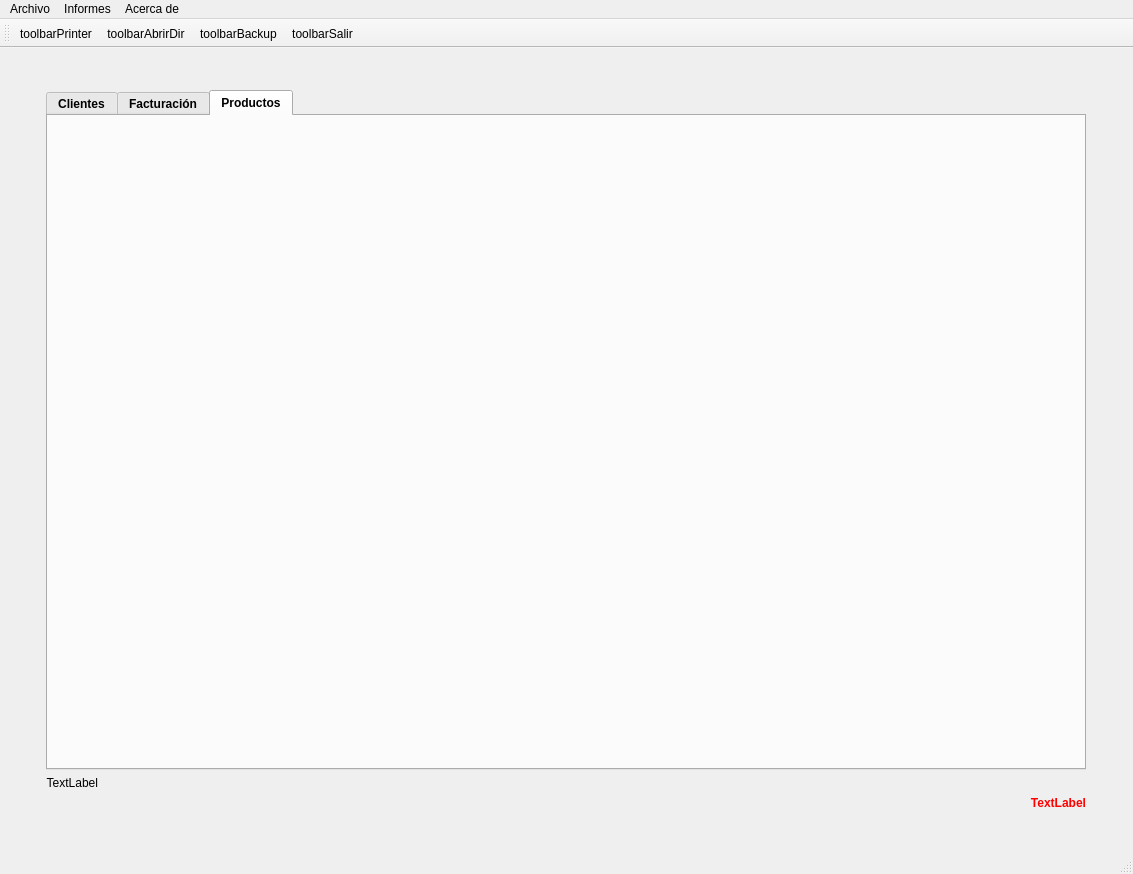
JaviusssBesi/BESADAPEREZ, file ventana.ui: the form before one commit.
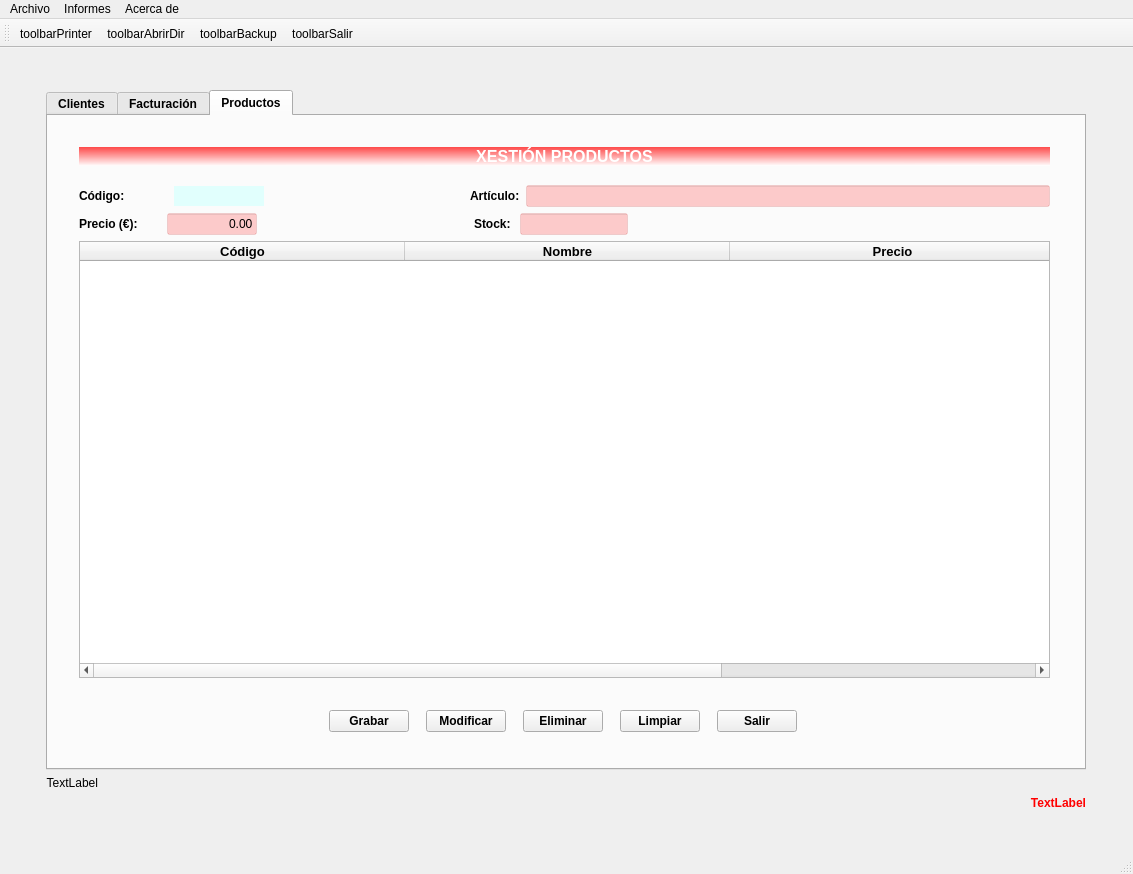
The form after the commit. The open tabs and pages were chosen to show the change. Icons and pictures are not drawn.

Patch:
```diff
--- a/ventana.ui
+++ b/ventana.ui
@@ -756,6 +756,528 @@
          <attribute name="title">
           <string>Productos</string>
          </attribute>
+         <widget class="QWidget" name="layoutWidget">
+          <property name="geometry">
+           <rect>
+            <x>20</x>
+            <y>590</y>
+            <width>993</width>
+            <height>30</height>
+           </rect>
+          </property>
+          <layout class="QGridLayout" name="griBotonPro">
+           <property name="sizeConstraint">
+            <enum>QLayout::SetDefaultConstraint</enum>
+           </property>
+           <property name="leftMargin">
+            <number>250</number>
+           </property>
+           <property name="topMargin">
+            <number>0</number>
+           </property>
+           <property name="rightMargin">
+            <number>250</number>
+           </property>
+           <property name="bottomMargin">
+            <number>0</number>
+           </property>
+           <item row="0" column="3">
+            <widget class="QPushButton" name="btnLimpiarPro">
+             <property name="sizePolicy">
+              <sizepolicy hsizetype="Fixed" vsizetype="Fixed">
+               <horstretch>0</horstretch>
+               <verstretch>0</verstretch>
+              </sizepolicy>
+             </property>
+             <property name="text">
+              <string>Limpiar</string>
+             </property>
+            </widget>
+           </item>
+           <item row="0" column="0">
+            <widget class="QPushButton" name="btnAltaPro">
+             <property name="sizePolicy">
+              <sizepolicy hsizetype="Fixed" vsizetype="Fixed">
+               <horstretch>0</horstretch>
+               <verstretch>0</verstretch>
+              </sizepolicy>
+             </property>
+             <property name="text">
+              <string>Grabar</string>
+             </property>
+            </widget>
+           </item>
+           <item row="0" column="2">
+            <widget class="QPushButton" name="btnPro">
+             <property name="sizePolicy">
+              <sizepolicy hsizetype="Fixed" vsizetype="Fixed">
+               <horstretch>0</horstretch>
+               <verstretch>0</verstretch>
+              </sizepolicy>
+             </property>
+             <property name="text">
+              <string>Eliminar</string>
+             </property>
+            </widget>
+           </item>
+           <item row="0" column="1">
+            <widget class="QPushButton" name="btnModifPro">
+             <property name="sizePolicy">
+              <sizepolicy hsizetype="Fixed" vsizetype="Fixed">
+               <horstretch>0</horstretch>
+               <verstretch>0</verstretch>
+              </sizepolicy>
+             </property>
+             <property name="text">
+              <string>Modificar</string>
+             </property>
+            </widget>
+           </item>
+           <item row="0" column="4">
+            <widget class="QPushButton" name="btnSalirpro">
+             <property name="sizePolicy">
+              <sizepolicy hsizetype="Fixed" vsizetype="Fixed">
+               <horstretch>0</horstretch>
+               <verstretch>0</verstretch>
+              </sizepolicy>
+             </property>
+             <property name="text">
+              <string>Salir</string>
+             </property>
+            </widget>
+           </item>
+          </layout>
+         </widget>
+         <widget class="QWidget" name="layoutWidget">
+          <property name="geometry">
+           <rect>
+            <x>31</x>
+            <y>31</y>
+            <width>971</width>
+            <height>531</height>
+           </rect>
+          </property>
+          <layout class="QGridLayout" name="gridLayout_12">
+           <item row="0" column="0">
+            <widget class="QLabel" name="lblXestPro">
+             <property name="font">
+              <font>
+               <pointsize>12</pointsize>
+               <weight>75</weight>
+               <bold>true</bold>
+              </font>
+             </property>
+             <property name="styleSheet">
+              <string notr="true">background-color: qlineargradient(spread:pad, x1:0.488636, y1:0, x2:0.506, y2:1, stop:0 rgba(255, 0, 0, 180), stop:1 rgba(255, 255, 255, 255));
+color: rgb(255, 255, 255);</string>
+             </property>
+             <property name="text">
+              <string>XESTIÓN PRODUCTOS</string>
+             </property>
+             <property name="alignment">
+              <set>Qt::AlignCenter</set>
+             </property>
+            </widget>
+           </item>
+           <item row="1" column="0">
+            <spacer name="verticalSpacer_3">
+             <property name="orientation">
+              <enum>Qt::Vertical</enum>
+             </property>
+             <property name="sizeType">
+              <enum>QSizePolicy::Fixed</enum>
+             </property>
+             <property name="sizeHint" stdset="0">
+              <size>
+               <width>20</width>
+               <height>13</height>
+              </size>
+             </property>
+            </spacer>
+           </item>
+           <item row="2" column="0">
+            <layout class="QGridLayout" name="gridLayout_11">
+             <item row="0" column="0">
+              <layout class="QGridLayout" name="gridLayout_10">
+               <item row="0" column="3">
+                <layout class="QGridLayout" name="gridLayout_8">
+                 <item row="0" column="2">
+                  <widget class="QLineEdit" name="editArtic">
+                   <property name="sizePolicy">
+                    <sizepolicy hsizetype="Maximum" vsizetype="Fixed">
+                     <horstretch>0</horstretch>
+                     <verstretch>0</verstretch>
+                    </sizepolicy>
+                   </property>
+                   <property name="maximumSize">
+                    <size>
+                     <width>1000</width>
+                     <height>16777215</height>
+                    </size>
+                   </property>
+                   <property name="whatsThis">
+                    <string/>
+                   </property>
+                   <property name="accessibleName">
+                    <string/>
+                   </property>
+                   <property name="accessibleDescription">
+                    <string/>
+                   </property>
+                   <property name="styleSheet">
+                    <string notr="true">background-color: rgba(255, 0, 0, 50);</string>
+                   </property>
+                   <property name="inputMethodHints">
+                    <set>Qt::ImhNone</set>
+                   </property>
+                   <property name="inputMask">
+                    <string/>
+                   </property>
+                   <property name="text">
+                    <string/>
+                   </property>
+                  </widget>
+                 </item>
+                 <item row="0" column="1">
+                  <widget class="QLabel" name="lblArticulo">
+                   <property name="sizePolicy">
+                    <sizepolicy hsizetype="Fixed" vsizetype="Fixed">
+                     <horstretch>0</horstretch>
+                     <verstretch>0</verstretch>
+                    </sizepolicy>
+                   </property>
+                   <property name="font">
+                    <font>
+                     <weight>75</weight>
+                     <bold>true</bold>
+                    </font>
+                   </property>
+                   <property name="text">
+                    <string>Artículo:</string>
+                   </property>
+                  </widget>
+                 </item>
+                 <item row="0" column="0">
+                  <spacer name="horizontalSpacer_9">
+                   <property name="orientation">
+                    <enum>Qt::Horizontal</enum>
+                   </property>
+                   <property name="sizeType">
+                    <enum>QSizePolicy::Fixed</enum>
+                   </property>
+                   <property name="sizeHint" stdset="0">
+                    <size>
+                     <width>200</width>
+                     <height>20</height>
+                    </size>
+                   </property>
+                  </spacer>
+                 </item>
+                </layout>
+               </item>
+               <item row="0" column="2">
+                <widget class="QLabel" name="lblCodPro">
+                 <property name="sizePolicy">
+                  <sizepolicy hsizetype="Ignored" vsizetype="Fixed">
+                   <horstretch>0</horstretch>
+                   <verstretch>0</verstretch>
+                  </sizepolicy>
+                 </property>
+                 <property name="minimumSize">
+                  <size>
+                   <width>15</width>
+                   <height>0</height>
+                  </size>
+                 </property>
+                 <property name="maximumSize">
+                  <size>
+                   <width>90</width>
+                   <height>20</height>
+                  </size>
+                 </property>
+                 <property name="font">
+                  <font>
+                   <weight>75</weight>
+                   <bold>true</bold>
+                  </font>
+                 </property>
+                 <property name="styleSheet">
+                  <string notr="true">background-color: rgb(225, 255, 253);</string>
+                 </property>
+                 <property name="text">
+                  <string/>
+                 </property>
+                 <property name="alignment">
+                  <set>Qt::AlignCenter</set>
+                 </property>
+                </widget>
+               </item>
+               <item row="0" column="0">
+                <widget class="QLabel" name="lblCodP">
+                 <property name="sizePolicy">
+                  <sizepolicy hsizetype="Fixed" vsizetype="Fixed">
+                   <horstretch>0</horstretch>
+                   <verstretch>0</verstretch>
+                  </sizepolicy>
+                 </property>
+                 <property name="font">
+                  <font>
+                   <weight>75</weight>
+                   <bold>true</bold>
+                  </font>
+                 </property>
+                 <property name="text">
+                  <string>Código: </string>
+                 </property>
+                </widget>
+               </item>
+               <item row="0" column="1">
+                <spacer name="horizontalSpacer_10">
+                 <property name="orientation">
+                  <enum>Qt::Horizontal</enum>
+                 </property>
+                 <property name="sizeType">
+                  <enum>QSizePolicy::Fixed</enum>
+                 </property>
+                 <property name="sizeHint" stdset="0">
+                  <size>
+                   <width>40</width>
+                   <height>20</height>
+                  </size>
+                 </property>
+                </spacer>
+               </item>
+              </layout>
+             </item>
+             <item row="1" column="0">
+              <layout class="QGridLayout" name="gridLayout_9">
+               <item row="0" column="2">
+                <widget class="QLineEdit" name="editPrec">
+                 <property name="sizePolicy">
+                  <sizepolicy hsizetype="Maximum" vsizetype="Fixed">
+                   <horstretch>0</horstretch>
+                   <verstretch>0</verstretch>
+                  </sizepolicy>
+                 </property>
+                 <property name="maximumSize">
+                  <size>
+                   <width>90</width>
+                   <height>16777215</height>
+                  </size>
+                 </property>
+                 <property name="whatsThis">
+                  <string extracomment="Precio en Euros"/>
+                 </property>
+                 <property name="accessibleName">
+                  <string/>
+                 </property>
+                 <property name="accessibleDescription">
+                  <string/>
+                 </property>
+                 <property name="styleSheet">
+                  <string notr="true">background-color: rgba(255, 0, 0, 50);</string>
+                 </property>
+                 <property name="inputMethodHints">
+                  <set>Qt::ImhUppercaseOnly</set>
+                 </property>
+                 <property name="inputMask">
+                  <string extracomment="Precio en €"/>
+                 </property>
+                 <property name="text">
+                  <string>0.00</string>
+                 </property>
+                 <property name="alignment">
+                  <set>Qt::AlignRight|Qt::AlignTrailing|Qt::AlignVCenter</set>
+                 </property>
+                </widget>
+               </item>
+               <item row="0" column="1">
+                <spacer name="horizontalSpacer_11">
+                 <property name="orientation">
+                  <enum>Qt::Horizontal</enum>
+                 </property>
+                 <property name="sizeType">
+                  <enum>QSizePolicy::Fixed</enum>
+                 </property>
+                 <property name="sizeHint" stdset="0">
+                  <size>
+                   <width>20</width>
+                   <height>20</height>
+                  </size>
+                 </property>
+                </spacer>
+               </item>
+               <item row="0" column="5">
+                <widget class="QLineEdit" name="editStock">
+                 <property name="sizePolicy">
+                  <sizepolicy hsizetype="Maximum" vsizetype="Fixed">
+                   <horstretch>0</horstretch>
+                   <verstretch>0</verstretch>
+                  </sizepolicy>
+                 </property>
+                 <property name="maximumSize">
+                  <size>
+                   <width>1000</width>
+                   <height>16777215</height>
+                  </size>
+                 </property>
+                 <property name="whatsThis">
+                  <string extracomment="Precio en Euros"/>
+                 </property>
+                 <property name="accessibleName">
+                  <string/>
+                 </property>
+                 <property name="accessibleDescription">
+                  <string/>
+                 </property>
+                 <property name="styleSheet">
+                  <string notr="true">background-color: rgba(255, 0, 0, 50);</string>
+                 </property>
+                 <property name="inputMethodHints">
+                  <set>Qt::ImhUppercaseOnly</set>
+                 </property>
+                 <property name="inputMask">
+                  <string extracomment="Precio en €"/>
+                 </property>
+                 <property name="text">
+                  <string/>
+                 </property>
+                 <property name="alignment">
+                  <set>Qt::AlignRight|Qt::AlignTrailing|Qt::AlignVCenter</set>
+                 </property>
+                </widget>
+               </item>
+               <item row="0" column="0">
+                <widget class="QLabel" name="lblPrecio">
+                 <property name="sizePolicy">
+                  <sizepolicy hsizetype="Fixed" vsizetype="Fixed">
+                   <horstretch>0</horstretch>
+                   <verstretch>0</verstretch>
+                  </sizepolicy>
+                 </property>
+                 <property name="font">
+                  <font>
+                   <weight>75</weight>
+                   <bold>true</bold>
+                  </font>
+                 </property>
+                 <property name="text">
+                  <string>Precio (€): </string>
+                 </property>
+                </widget>
+               </item>
+               <item row="0" column="4">
+                <widget class="QLabel" name="lblStock">
+                 <property name="sizePolicy">
+                  <sizepolicy hsizetype="Fixed" vsizetype="Fixed">
+                   <horstretch>0</horstretch>
+                   <verstretch>0</verstretch>
+                  </sizepolicy>
+                 </property>
+                 <property name="font">
+                  <font>
+                   <weight>75</weight>
+                   <bold>true</bold>
+                  </font>
+                 </property>
+                 <property name="text">
+                  <string>Stock: </string>
+                 </property>
+                </widget>
+               </item>
+               <item row="0" column="3">
+                <spacer name="horizontalSpacer_8">
+                 <property name="orientation">
+                  <enum>Qt::Horizontal</enum>
+                 </property>
+                 <property name="sizeType">
+                  <enum>QSizePolicy::Fixed</enum>
+                 </property>
+                 <property name="sizeHint" stdset="0">
+                  <size>
+                   <width>211</width>
+                   <height>20</height>
+                  </size>
+                 </property>
+                </spacer>
+               </item>
+               <item row="0" column="6">
+                <spacer name="horizontalSpacer_12">
+                 <property name="orientation">
+                  <enum>Qt::Horizontal</enum>
+                 </property>
+                 <property name="sizeHint" stdset="0">
+                  <size>
+                   <width>40</width>
+                   <height>20</height>
+                  </size>
+                 </property>
+                </spacer>
+               </item>
+              </layout>
+             </item>
+             <item row="2" column="0">
+              <widget class="QTableWidget" name="tableProd">
+               <property name="maximumSize">
+                <size>
+                 <width>16777215</width>
+                 <height>16777215</height>
+                </size>
+               </property>
+               <attribute name="horizontalHeaderDefaultSectionSize">
+                <number>325</number>
+               </attribute>
+               <column>
+                <property name="text">
+                 <string>Código</string>
+                </property>
+                <property name="font">
+                 <font>
+                  <pointsize>10</pointsize>
+                  <weight>75</weight>
+                  <bold>true</bold>
+                 </font>
+                </property>
+                <property name="textAlignment">
+                 <set>AlignCenter</set>
+                </property>
+               </column>
+               <column>
+                <property name="text">
+                 <string>Nombre</string>
+                </property>
+                <property name="font">
+                 <font>
+                  <pointsize>10</pointsize>
+                  <weight>75</weight>
+                  <bold>true</bold>
+                 </font>
+                </property>
+                <property name="textAlignment">
+                 <set>AlignCenter</set>
+                </property>
+               </column>
+               <column>
+                <property name="text">
+                 <string>Precio</string>
+                </property>
+                <property name="font">
+                 <font>
+                  <pointsize>10</pointsize>
+                  <weight>75</weight>
+                  <bold>true</bold>
+                 </font>
+                </property>
+                <property name="textAlignment">
+                 <set>AlignCenter</set>
+                </property>
+               </column>
+              </widget>
+             </item>
+            </layout>
+           </item>
+          </layout>
+         </widget>
         </widget>
        </widget>
       </item>
```
Left out of the diff: 156 changed lines with no effect on the pictures.
